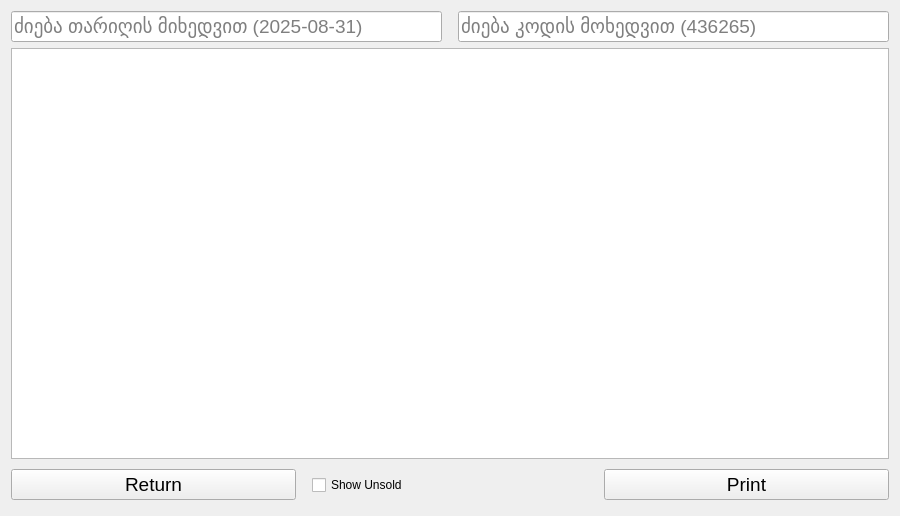
Above: ui/return.ui from nikokvirtia1984/Melodia_1.0 before the change. Below: the same form after it.
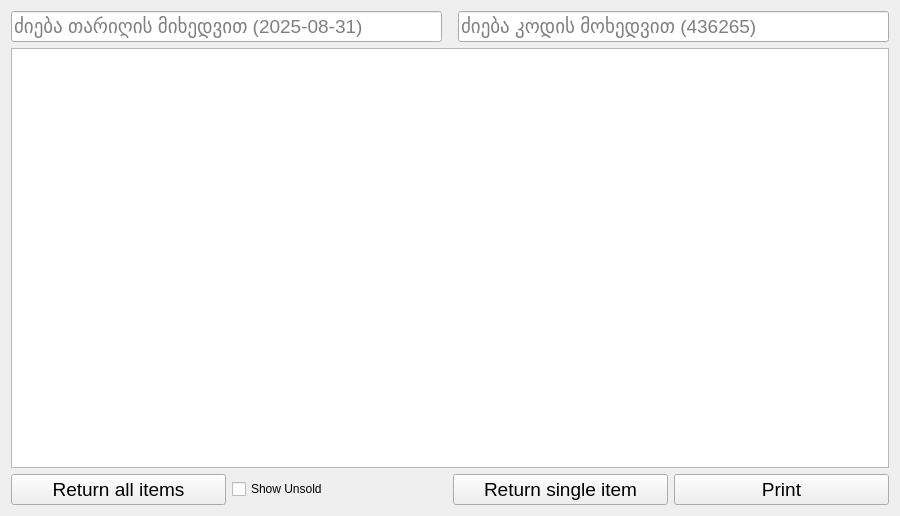
That is the form after the change.

The edit to the form file:
```diff
--- a/ui/return.ui
+++ b/ui/return.ui
@@ -72,30 +72,17 @@
      <item row="2" column="0">
       <layout class="QHBoxLayout" name="horizontalLayout_2">
        <item>
-        <widget class="QPushButton" name="return_button">
+        <widget class="QPushButton" name="return_all_button">
          <property name="font">
           <font>
            <pointsize>14</pointsize>
           </font>
          </property>
          <property name="text">
-          <string>Return</string>
+          <string>Return all items</string>
          </property>
         </widget>
        </item>
-       <item>
-        <spacer name="verticalSpacer_2">
-         <property name="orientation">
-          <enum>Qt::Vertical</enum>
-         </property>
-         <property name="sizeHint" stdset="0">
-          <size>
-           <width>10</width>
-           <height>40</height>
-          </size>
-         </property>
-        </spacer>
-       </item>
        <item>
         <widget class="QCheckBox" name="sold_checkbox">
          <property name="text">
@@ -103,6 +90,18 @@
          </property>
         </widget>
        </item>
+       <item>
+        <widget class="QPushButton" name="return_button">
+         <property name="font">
+          <font>
+           <pointsize>14</pointsize>
+          </font>
+         </property>
+         <property name="text">
+          <string>Return single item</string>
+         </property>
+        </widget>
+       </item>
        <item>
         <widget class="QPushButton" name="print_button">
          <property name="font">
```
